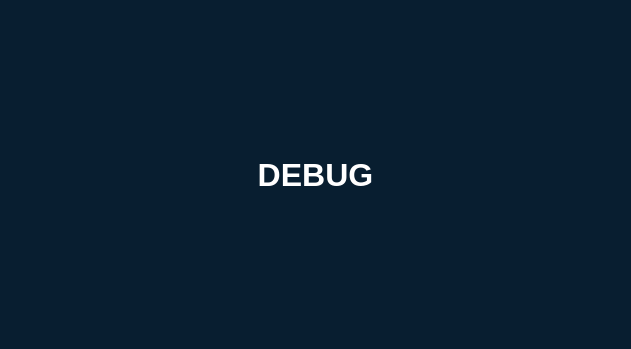
First picture: the form in templates/debug.ui, repository firocore/VRChatLove, before the edit.
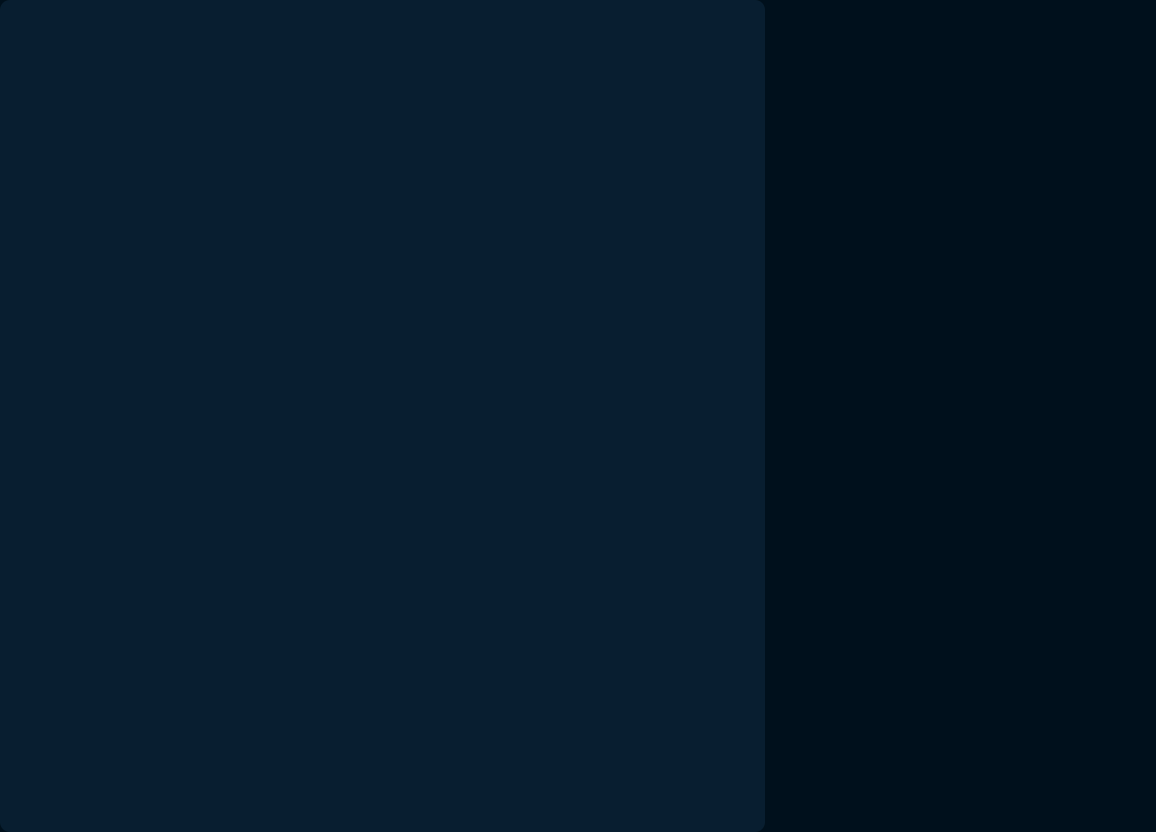
Second picture: the form after the edit.

Commit message: osc listenner, debugger window, debug favorite list

The edit to the form file:
```diff
--- a/templates/debug.ui
+++ b/templates/debug.ui
@@ -6,35 +6,147 @@
    <rect>
     <x>0</x>
     <y>0</y>
-    <width>631</width>
-    <height>349</height>
+    <width>1156</width>
+    <height>832</height>
    </rect>
   </property>
   <property name="windowTitle">
    <string>Form</string>
   </property>
   <property name="styleSheet">
-   <string notr="true">background-color: rgb(8, 30, 48);
-border-radius: 10px;</string>
+   <string notr="true">QWidget {
+	background-color: rgb(0, 16, 28);
+	border: none;
+}
+
+QFrame {
+	background-color: #081e30;
+	border: none;
+	border-radius: 10px;
+}
+
+QScrollArea {
+	background-color: #081e30;
+	border: none;
+	border-radius: 10px;
+}</string>
   </property>
-  <layout class="QVBoxLayout" name="verticalLayout">
+  <layout class="QHBoxLayout" name="horizontalLayout" stretch="2,1">
+   <property name="spacing">
+    <number>9</number>
+   </property>
+   <property name="leftMargin">
+    <number>0</number>
+   </property>
+   <property name="topMargin">
+    <number>0</number>
+   </property>
+   <property name="rightMargin">
+    <number>0</number>
+   </property>
+   <property name="bottomMargin">
+    <number>0</number>
+   </property>
    <item>
-    <widget class="QLabel" name="label">
-     <property name="font">
-      <font>
-       <pointsize>24</pointsize>
-       <weight>75</weight>
-       <bold>true</bold>
-      </font>
+    <widget class="QFrame" name="frame_main">
+     <property name="styleSheet">
+      <string notr="true">QWidget {
+	background-color: #081e30;
+	border: none;
+	border-radius: 10px;
+}</string>
      </property>
+     <property name="frameShape">
+      <enum>QFrame::StyledPanel</enum>
+     </property>
+     <property name="frameShadow">
+      <enum>QFrame::Raised</enum>
+     </property>
+     <layout class="QVBoxLayout" name="verticalLayout">
+      <property name="spacing">
+       <number>9</number>
+      </property>
+      <property name="leftMargin">
+       <number>5</number>
+      </property>
+      <property name="topMargin">
+       <number>5</number>
+      </property>
+      <property name="rightMargin">
+       <number>5</number>
+      </property>
+      <property name="bottomMargin">
+       <number>5</number>
+      </property>
+      <item>
+       <widget class="QScrollArea" name="scrollArea">
+        <property name="sizePolicy">
+         <sizepolicy hsizetype="Preferred" vsizetype="Preferred">
+          <horstretch>0</horstretch>
+          <verstretch>0</verstretch>
+         </sizepolicy>
+        </property>
+        <property name="widgetResizable">
+         <bool>true</bool>
+        </property>
+        <widget class="QWidget" name="scrollAreaWidgetContents">
+         <property name="geometry">
+          <rect>
+           <x>0</x>
+           <y>0</y>
+           <width>755</width>
+           <height>822</height>
+          </rect>
+         </property>
+         <layout class="QVBoxLayout" name="verticalLayout_2">
+          <property name="spacing">
+           <number>10</number>
+          </property>
+          <property name="leftMargin">
+           <number>6</number>
+          </property>
+          <property name="topMargin">
+           <number>6</number>
+          </property>
+          <property name="rightMargin">
+           <number>6</number>
+          </property>
+          <property name="bottomMargin">
+           <number>6</number>
+          </property>
+          <item>
+           <widget class="QFrame" name="retreat">
+            <property name="styleSheet">
+             <string notr="true"/>
+            </property>
+            <property name="frameShape">
+             <enum>QFrame::StyledPanel</enum>
+            </property>
+            <property name="frameShadow">
+             <enum>QFrame::Raised</enum>
+            </property>
+           </widget>
+          </item>
+         </layout>
+        </widget>
+       </widget>
+      </item>
+     </layout>
+    </widget>
+   </item>
+   <item>
+    <widget class="QFrame" name="frame_side">
      <property name="styleSheet">
-      <string notr="true">color: #fff;</string>
+      <string notr="true">#frame_side {
+background-color: rgb(0, 16, 28);
+}
+</string>
      </property>
-     <property name="text">
-      <string>DEBUG</string>
+     <property name="frameShape">
+      <enum>QFrame::StyledPanel</enum>
      </property>
-     <property name="alignment">
-      <set>Qt::AlignCenter</set>
+     <property name="frameShadow">
+      <enum>QFrame::Raised</enum>
      </property>
     </widget>
    </item>
```
Left out of the diff: 4 changed lines with no effect on the pictures. The commit also changes 23 other files.
